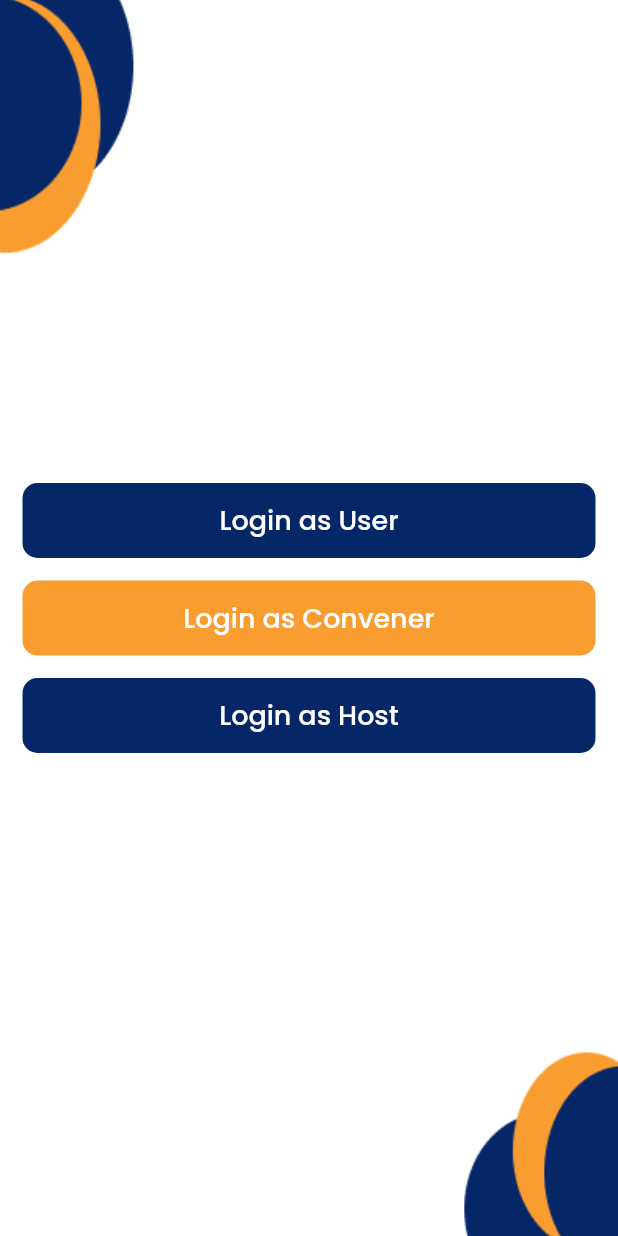
After one commit to sangeeta2701/otcon_app, a Flutter app: the AllLoginPage screen opened directly, on a phone screen of 412 x 824 dp. The commit adds this screen. Run offline on Flutter 3.47's test engine with Material 2 defaults, Android fonts, the phone set to English and light mode, and no system bars; our stand-ins replace dotted_border, google_fonts, image_picker, loading_animation_widget.

Commit message:
Otcon User App

```diff
--- /dev/null
+++ b/lib/Login/all_login_page.dart
@@ -0,0 +1,127 @@
+import 'package:flutter/material.dart';
+import 'package:google_fonts/google_fonts.dart';
+import 'package:otcon/Host/Screens/Login/host_login_page.dart';
+
+import '../Convener/Screens/Login/convener_login.dart';
+import '../User/Screens/Login/login_page.dart';
+import '../utils/constants.dart';
+
+class AllLoginPage extends StatefulWidget {
+  const AllLoginPage({Key? key}) : super(key: key);
+
+  @override
+  State<AllLoginPage> createState() => _AllLoginPageState();
+}
+
+class _AllLoginPageState extends State<AllLoginPage> {
+  @override
+  Widget build(BuildContext context) {
+    return Container(
+      decoration: BoxDecoration(
+        image: DecorationImage(
+          image: AssetImage("assets/bg.png"),
+          fit: BoxFit.cover,
+        ),
+      ),
+      child: Scaffold(
+        backgroundColor: Colors.transparent,
+        body: Padding(
+          padding: const EdgeInsets.all(15.0),
+          child: Column(
+            crossAxisAlignment: CrossAxisAlignment.center,
+            mainAxisAlignment: MainAxisAlignment.center,
+            children: [
+              GestureDetector(
+                onTap: (() {
+                  Navigator.push(
+                    context,
+                    MaterialPageRoute(
+                      builder: (context) => LoginPage(),
+                    ),
+                  );
+                }),
+                child: Container(
+                    height: 50,
+                    width: double.infinity,
+                    decoration: BoxDecoration(
+                      borderRadius: BorderRadius.circular(10),
+                      color: appUiBlueColor,
+                    ),
+                    child: Center(
+                      child: Text(
+                        "Login as User",
+                        style: GoogleFonts.poppins(
+                          fontSize: 18,
+                          fontWeight: FontWeight.w500,
+                          color: appUiLightColor,
+                        ),
+                      ),
+                    )),
+              ),
+              SizedBox(
+                height: 15,
+              ),
+              GestureDetector(
+                onTap: (() {
+                  Navigator.push(
+                    context,
+                    MaterialPageRoute(
+                      builder: (context) => ConvenerLoginPage(),
+                    ),
+                  );
+                }),
+                child: Container(
+                    height: 50,
+                    width: double.infinity,
+                    decoration: BoxDecoration(
+                      borderRadius: BorderRadius.circular(10),
+                      color: appUiOrangekColor,
+                    ),
+                    child: Center(
+                      child: Text(
+                        "Login as Convener",
+                        style: GoogleFonts.poppins(
+                          fontSize: 18,
+                          fontWeight: FontWeight.w500,
+                          color: appUiLightColor,
+                        ),
+                      ),
+                    )),
+              ),
+              SizedBox(
+                height: 15,
+              ),
+              GestureDetector(
+                onTap: (() {
+                  Navigator.push(
+                    context,
+                    MaterialPageRoute(
+                      builder: (context) => HostLoginPage(),
+                    ),
+                  );
+                }),
+                child: Container(
+                    height: 50,
+                    width: double.infinity,
+                    decoration: BoxDecoration(
+                      borderRadius: BorderRadius.circular(10),
+                      color: appUiBlueColor,
+                    ),
+                    child: Center(
+                      child: Text(
+                        "Login as Host",
+                        style: GoogleFonts.poppins(
+                          fontSize: 18,
+                          fontWeight: FontWeight.w500,
+                          color: appUiLightColor,
+                        ),
+                      ),
+                    )),
+              ),
+            ],
+          ),
+        ),
+      ),
+    );
+  }
+}
--- a/lib/welcom/welcome_page.dart
+++ b/lib/welcom/welcome_page.dart
@@ -1,9 +1,8 @@
 import 'package:flutter/material.dart';
 import 'package:google_fonts/google_fonts.dart';
 import 'package:loading_animation_widget/loading_animation_widget.dart';
-import 'package:otcon/Convener/Screens/Login/convener_login.dart';
-import 'package:otcon/User/Screens/Login/login_page.dart';
-// import 'package:otcon/User/Screens/Login/login_page.dart';
+// import 'package:otcon/Convener/Screens/Login/convener_login.dart';
+import 'package:otcon/Login/all_login_page.dart';
 // import 'package:otcon/User/Screens/Login/login_page.dart';
 import 'package:otcon/utils/constants.dart';
 
@@ -24,7 +23,7 @@ class _WelcomePgeState extends State<WelcomePge> {
       Navigator.pushReplacement(
         context,
         MaterialPageRoute(
-          builder: (context) => LoginPage(),
+          builder: (context) => AllLoginPage(),
         ),
       );
     });
```
